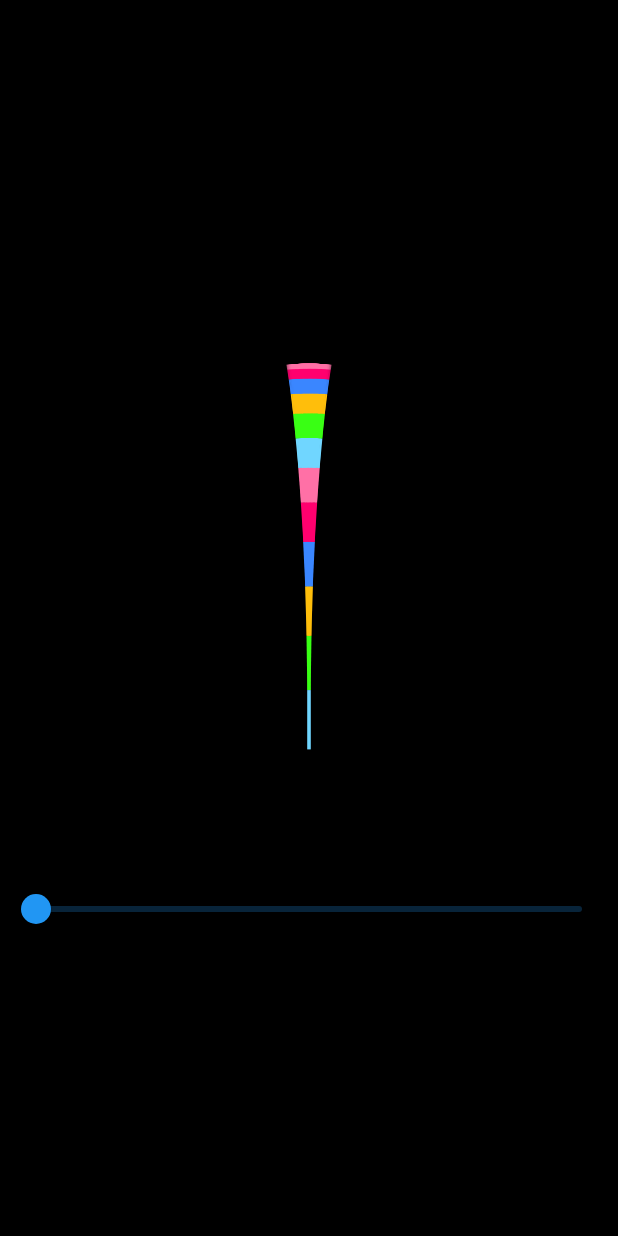
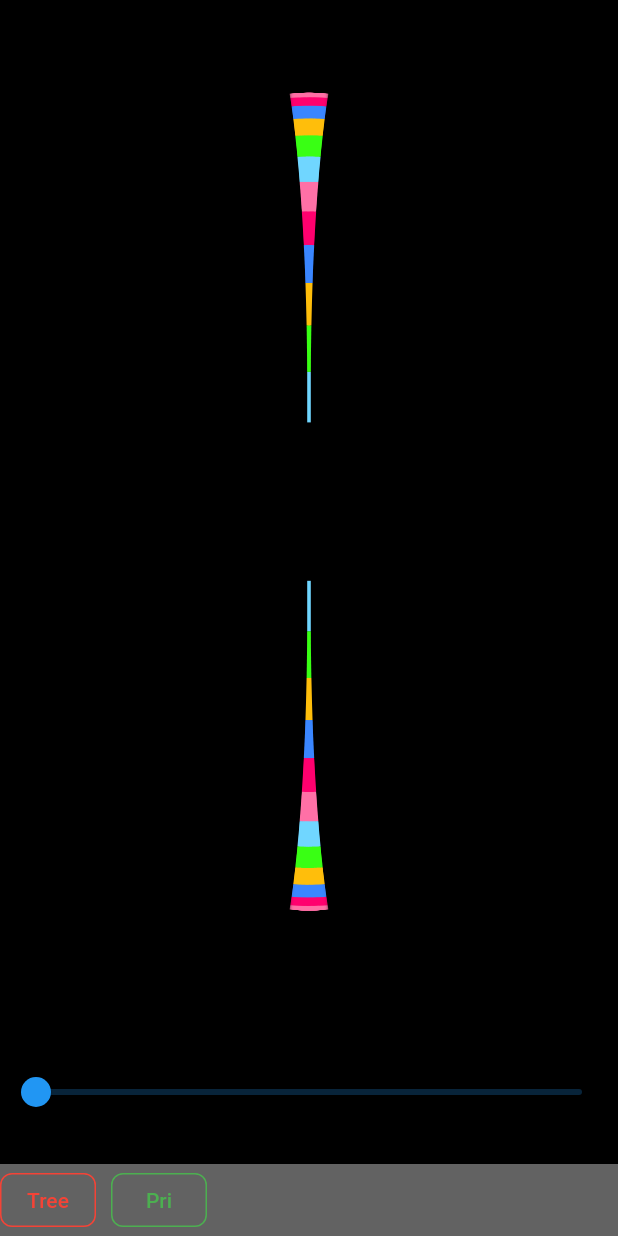
Before and after one commit to saginbajracharya/Fractrals_With_Flutter, a Flutter app: the screen it shows after launch, on a phone screen of 412 x 824 dp. Run offline on Flutter 3.47's test engine with Material 2 defaults, Android fonts, the phone set to English and light mode, and no system bars.

Commit message:
[Fixed]::design

```diff
--- a/lib/main.dart
+++ b/lib/main.dart
@@ -30,8 +30,7 @@ class MyHomePage extends StatefulWidget {
   State<MyHomePage> createState() => _MyHomePageState();
 }
 
-class _MyHomePageState extends State<MyHomePage>
-    with SingleTickerProviderStateMixin {
+class _MyHomePageState extends State<MyHomePage> with SingleTickerProviderStateMixin {
   double _progress = 0.01;
   late Animation<double> animation;
   late AnimationController controller;
@@ -59,16 +58,23 @@ class _MyHomePageState extends State<MyHomePage>
   Widget build(BuildContext context) {
     return Scaffold(
       backgroundColor: Colors.black,
-      body: Center(
-        child: Column(
+      body: Column(
         mainAxisAlignment: MainAxisAlignment.center,
+        crossAxisAlignment: CrossAxisAlignment.center,
         children: [
           Flexible(
-              flex: 1,
             child: AspectRatio(
               aspectRatio: 1,
               child: CustomPaint(
                 painter: TreePainter(_progress),
+              ),
+            ),
+          ),
+          Flexible(
+            child: AspectRatio(
+              aspectRatio: 1,
+              child: CustomPaint(
+                painter: TreePainter2(_progress),
               ),
             ),
           ),
@@ -87,7 +93,69 @@ class _MyHomePageState extends State<MyHomePage>
           )
         ],
       ),
+      // implement BottomAppBar
+      bottomNavigationBar: BottomAppBar(
+        color: Colors.white38,
+        elevation: 5,
+        notchMargin: 2,
+        // make rounded corners & create a notch for the floating action button
+        shape: const AutomaticNotchedShape(
+          RoundedRectangleBorder(
+            borderRadius: BorderRadius.all(Radius.circular(0)),
+            side: BorderSide(width: 2, color: Colors.blue),
           ),
+          CircleBorder(),
+        ),
+        child: SingleChildScrollView(
+          scrollDirection: Axis.horizontal,
+          child: Row(
+            mainAxisAlignment: MainAxisAlignment.spaceBetween,
+            crossAxisAlignment: CrossAxisAlignment.end,
+            children: [
+              OutlinedButton(
+                style: OutlinedButton.styleFrom(
+                  foregroundColor: Colors.red, // Set the button's text color
+                  disabledForegroundColor: Colors.red, // Set the button's outline color
+                  shape: RoundedRectangleBorder(
+                    borderRadius: BorderRadius.circular(8.0), // Set the button's border radius
+                  ),
+                  side: const BorderSide(color: Colors.red), // Set the button's outline border color
+                ),
+                child: const Text('Tree'),
+                onPressed: () {
+
+                },
+              ),
+              const SizedBox(
+                width: 10,
+              ),
+              OutlinedButton(
+                style: OutlinedButton.styleFrom(
+                  foregroundColor: Colors.green, // Set the button's text color
+                  disabledForegroundColor: Colors.green, // Set the button's outline color
+                  shape: RoundedRectangleBorder(
+                    borderRadius: BorderRadius.circular(8.0), // Set the button's border radius
+                  ),
+                  side: const BorderSide(color: Colors.green), // Set the button's outline border color
+                ),
+                child: const Text('Pri'),
+                onPressed: () {},
+              ),
+              const SizedBox(
+                width: 10,
+              ),
+            ],
+          ),
+        ),
+      ),
+      // implement the big floating action button
+      // floatingActionButton: FloatingActionButton.small(
+      //   onPressed: () {},
+      //   backgroundColor: Colors.red,
+      //   child: const Icon(Icons.add),
+      // ),
+      // position the floating action button
+      // floatingActionButtonLocation: FloatingActionButtonLocation.centerDocked,
     );
   }
 
@@ -144,3 +212,50 @@ class TreePainter extends CustomPainter {
     return progress != oldDelegate.progress;
   }
 }
+
+class TreePainter2 extends CustomPainter {
+  final double progress;
+  static const int _depth = 12;
+
+  TreePainter2(this.progress);
+
+  static const degToRed = math.pi / 180.0;
+  final Paint _paint = Paint();
+
+  @override
+  void paint(Canvas canvas, Size size) {
+    final lineLength = math.min(size.width, size.height) * 0.008;
+    final x1 = size.width / 2;
+    final y1 = size.height *0.1;
+    _drawTree(canvas, x1, y1, 90, 90 * progress, _depth, lineLength);
+  }
+
+  void _drawTree(Canvas canvas, double x1, double y1, double angle,
+      double offset, int depth, double lineLength) {
+    if (depth != 0) {
+      _paint
+        ..strokeWidth = depth * 0.2
+        ..color = _colors[(depth % _colors.length)];
+      final x2 = x1 + (math.cos(angle * degToRed) * depth * lineLength);
+      final y2 = y1 + (math.sin(angle * degToRed) * depth * lineLength);
+
+      canvas.drawLine(Offset(x1, y1), Offset(x2, y2), _paint);
+      _drawTree(canvas, x2, y2, angle - offset, offset, depth - 1, lineLength);
+      _drawTree(canvas, x2, y2, angle + offset, offset, depth - 1, lineLength);
+    }
+  }
+
+  final _colors = [
+    const Color(0xFF70d6ff),
+    const Color(0xFFff70a6),
+    const Color(0xffff006e),
+    const Color(0xff3a86ff),
+    const Color(0xffffbe0b),
+    const Color(0xff39ff14),
+  ];
+
+  @override
+  bool shouldRepaint(TreePainter2 oldDelegate) {
+    return progress != oldDelegate.progress;
+  }
+}
```
Lines whose indentation alone changed are shown as unchanged.
